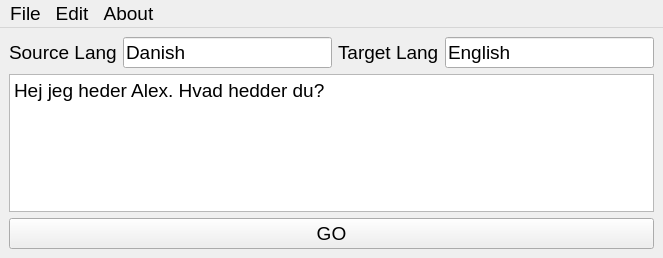
hytromo/immersion, file mainwindow.ui: the form before one commit.
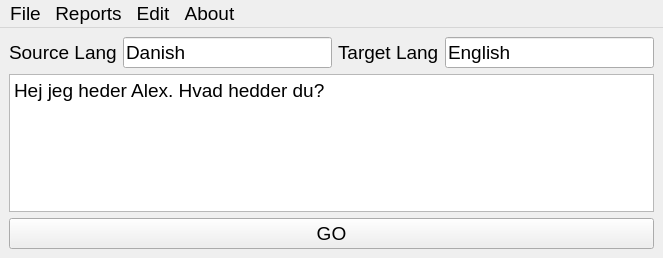
The form after the commit.

```diff
--- a/mainwindow.ui
+++ b/mainwindow.ui
@@ -97,6 +97,18 @@
     <addaction name="separator"/>
     <addaction name="actionQuit"/>
    </widget>
+   <widget class="QMenu" name="menuReports">
+    <property name="title">
+     <string>Reports</string>
+    </property>
+    <addaction name="actionOpen_corrections_folder"/>
+    <addaction name="menuGenerateReport"/>
+   </widget>
+   <widget class="QMenu" name="menuGenerateReport">
+    <property name="title">
+     <string>Generate report</string>
+    </property>
+   </widget>
    <widget class="QMenu" name="menuEdit">
     <property name="title">
      <string>Edit</string>
@@ -119,6 +131,7 @@
     <addaction name="actionHelp"/>
    </widget>
    <addaction name="menuFile"/>
+   <addaction name="menuReports"/>
    <addaction name="menuEdit"/>
    <addaction name="menuAbout"/>
   </widget>
```
Left out of the diff: 31 changed lines with no effect on the pictures.
